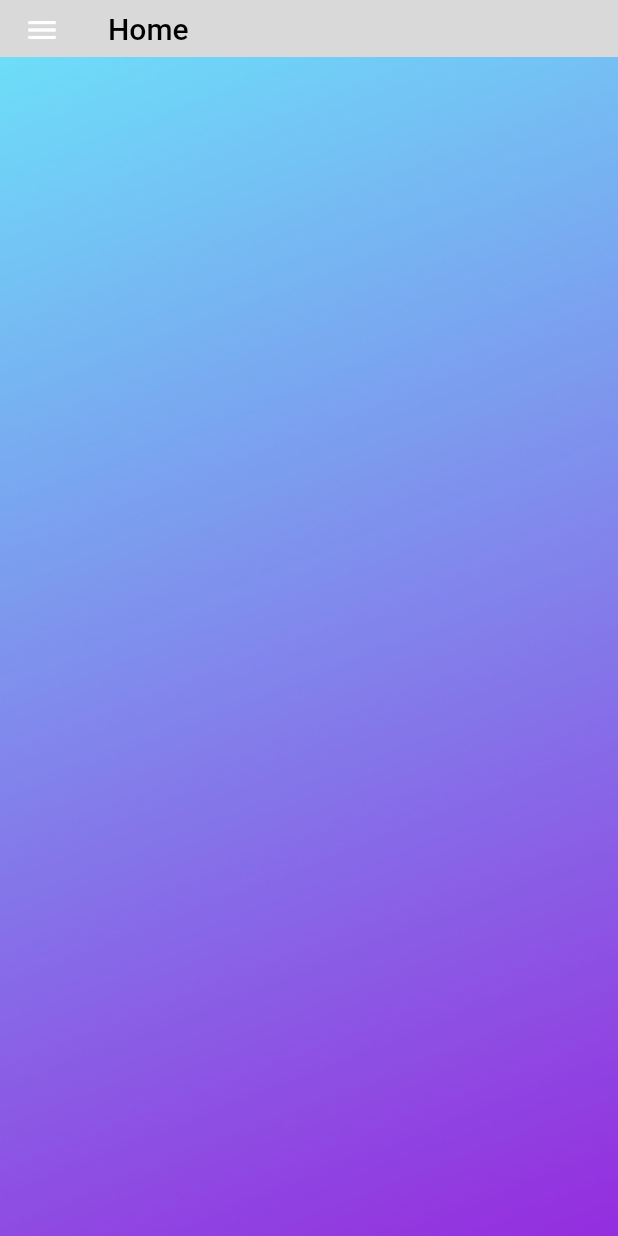
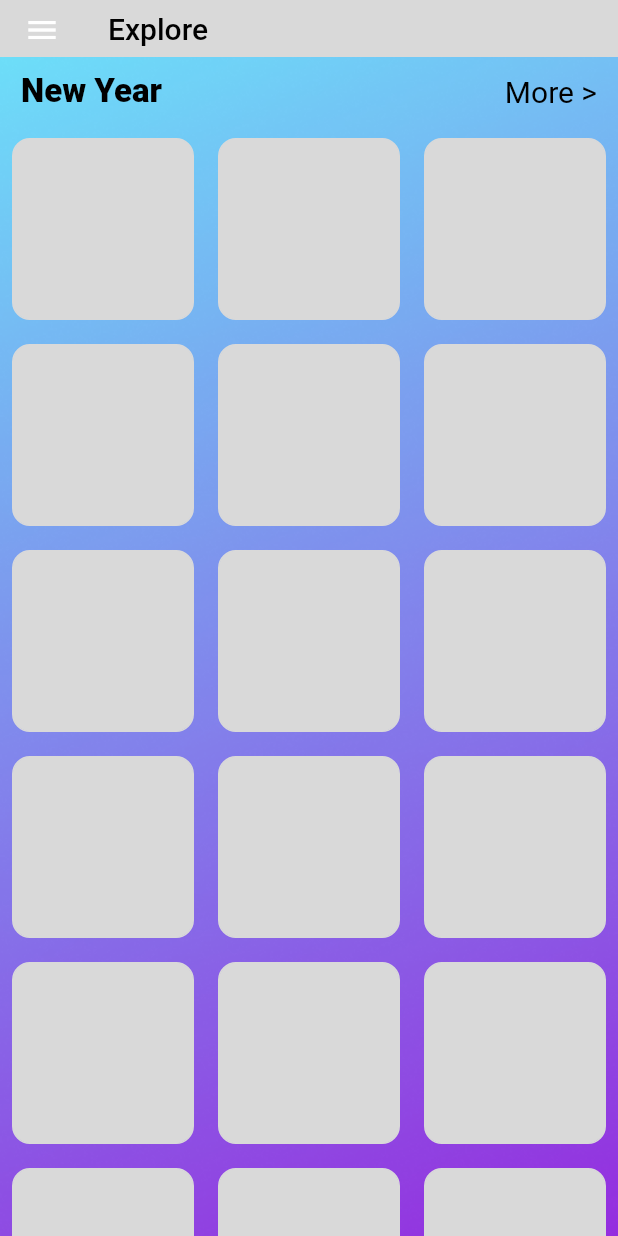
Before and after one commit to jyotprajapati/DigitalPoster, a Flutter app: the ExploreView screen opened directly, on a phone screen of 412 x 824 dp. Run offline on Flutter 3.47's test engine with Material 2 defaults, Android fonts, the phone set to English and light mode, and no system bars; our stand-ins replace flutter_snake_navigationbar, font_awesome_flutter.

Commit message:
home-explore-premium page done

```diff
--- a/lib/UI/exploreView.dart
+++ b/lib/UI/exploreView.dart
@@ -26,9 +26,58 @@ class _ExploreViewState extends State<ExploreView> {
             elevation: 0,
             backgroundColor: const Color(0xFFD9D9D9),
             title: const Text(
-              "Home",
+              "Explore",
               style: TextStyle(color: Colors.black),
             ),
+          ),
+          body: ListView(
+            children: [
+              Padding(
+                padding:
+                    const EdgeInsets.symmetric(horizontal: 14, vertical: 10),
+                child: Row(
+                  children: const [
+                    Text(
+                      "New Year",
+                      style: TextStyle(
+                          color: Colors.black,
+                          fontSize: 22,
+                          fontWeight: FontWeight.w900),
+                    ),
+                    Spacer(),
+                    Text(
+                      "More >",
+                      style: TextStyle(
+                          color: Colors.black,
+                          fontSize: 20,
+                          fontWeight: FontWeight.w400),
+                    ),
+                  ],
+                ),
+              ),
+              GridView.builder(
+                  scrollDirection: Axis.vertical,
+                  physics: ScrollPhysics(),
+                  shrinkWrap: true,
+                  gridDelegate: SliverGridDelegateWithFixedCrossAxisCount(
+                      crossAxisCount: 3),
+                  itemBuilder: (_, index) => Padding(
+                        padding: const EdgeInsets.symmetric(
+                            vertical: 8, horizontal: 8),
+                        child: Container(
+                          height: 130,
+                          width: 110,
+                          decoration: BoxDecoration(
+                              color: const Color(0xFFD9D9D9),
+                              border: Border.all(
+                                color: const Color(0xFFD9D9D9),
+                              ),
+                              borderRadius:
+                                  const BorderRadius.all(Radius.circular(12))),
+                        ),
+                      ),
+                  itemCount: 25)
+            ],
           ),
         )
       ],
```
Also changed, not shown: lib/UI/basePageView.dart (+10 -32 lines), lib/UI/primiumView.dart (added, +152 -0 lines).
